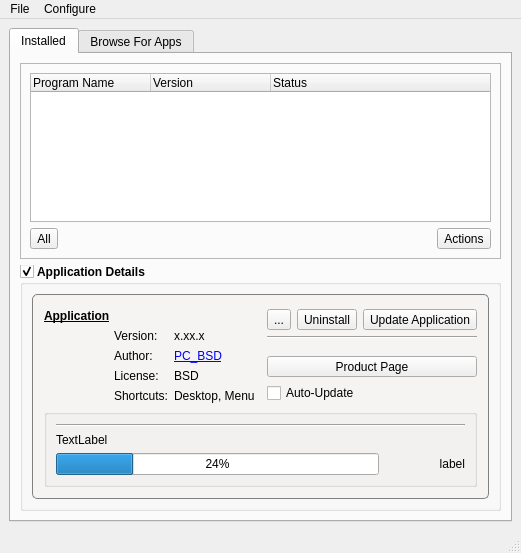
First picture: the form in src-qt4/pc-softwaremanager/mainUI.ui, repository trueos/pcbsd, before the edit.
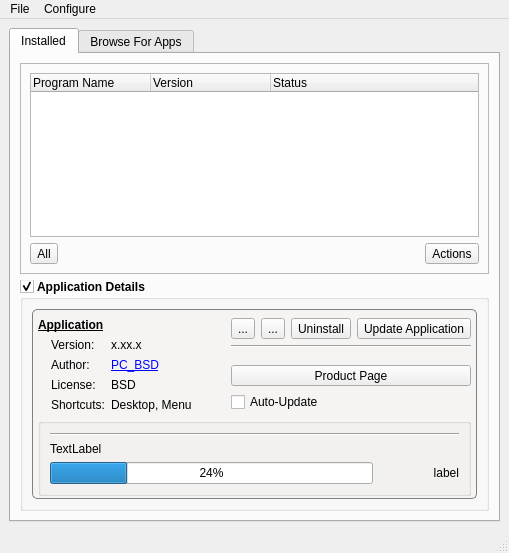
Second picture: the form after the edit. Icons and pictures are not drawn.

Commit message: Add a new quick-launch button for starting up applications. This replaces using the icon as a button as well. Also clean up some old commented out code in the process manager.

The edit to the form file:
```diff
--- a/src-qt4/pc-softwaremanager/mainUI.ui
+++ b/src-qt4/pc-softwaremanager/mainUI.ui
@@ -202,6 +202,18 @@
               <bool>true</bool>
              </property>
              <layout class="QGridLayout" name="gridLayout_3">
+              <property name="leftMargin">
+               <number>3</number>
+              </property>
+              <property name="topMargin">
+               <number>3</number>
+              </property>
+              <property name="rightMargin">
+               <number>3</number>
+              </property>
+              <property name="bottomMargin">
+               <number>0</number>
+              </property>
               <item row="1" column="1" rowspan="2">
                <layout class="QFormLayout" name="formLayout">
                 <property name="fieldGrowthPolicy">
@@ -274,7 +286,7 @@
               <item row="1" column="0">
                <layout class="QVBoxLayout" name="verticalLayout_13">
                 <item>
-                 <widget class="QToolButton" name="tool_install_icon">
+                 <widget class="QLabel" name="label_install_icon">
                   <property name="maximumSize">
                    <size>
                     <width>64</width>
@@ -291,21 +303,9 @@
                    <iconset resource="SoftwareManager.qrc">
                     <normaloff>:/icons/appcafe.png</normaloff>:/icons/appcafe.png</iconset>
                   </property>
-                  <property name="iconSize">
-                   <size>
-                    <width>64</width>
-                    <height>64</height>
-                   </size>
-                  </property>
-                  <property name="popupMode">
-                   <enum>QToolButton::InstantPopup</enum>
-                  </property>
-                  <property name="autoRaise">
+                  <property name="scaledContents">
                    <bool>true</bool>
                   </property>
-                  <property name="arrowType">
-                   <enum>Qt::NoArrow</enum>
-                  </property>
                  </widget>
                 </item>
                </layout>
@@ -314,6 +314,23 @@
                <layout class="QVBoxLayout" name="verticalLayout_10">
                 <item>
                  <layout class="QHBoxLayout" name="horizontalLayout_6">
+                  <item>
+                   <widget class="QToolButton" name="tool_install_startApp">
+                    <property name="statusTip">
+                     <string>Start the application</string>
+                    </property>
+                    <property name="text">
+                     <string>...</string>
+                    </property>
+                    <property name="icon">
+                     <iconset resource="SoftwareManager.qrc">
+                      <normaloff>:/icons/application.png</normaloff>:/icons/application.png</iconset>
+                    </property>
+                    <property name="popupMode">
+                     <enum>QToolButton::InstantPopup</enum>
+                    </property>
+                   </widget>
+                  </item>
                   <item>
                    <spacer name="horizontalSpacer_7">
                     <property name="orientation">
@@ -321,7 +338,7 @@
                     </property>
                     <property name="sizeHint" stdset="0">
                      <size>
-                      <width>10</width>
+                      <width>0</width>
                       <height>20</height>
                      </size>
                     </property>
```
Left out of the diff: 12 changed lines with no effect on the pictures. The commit also changes 2 other files.
